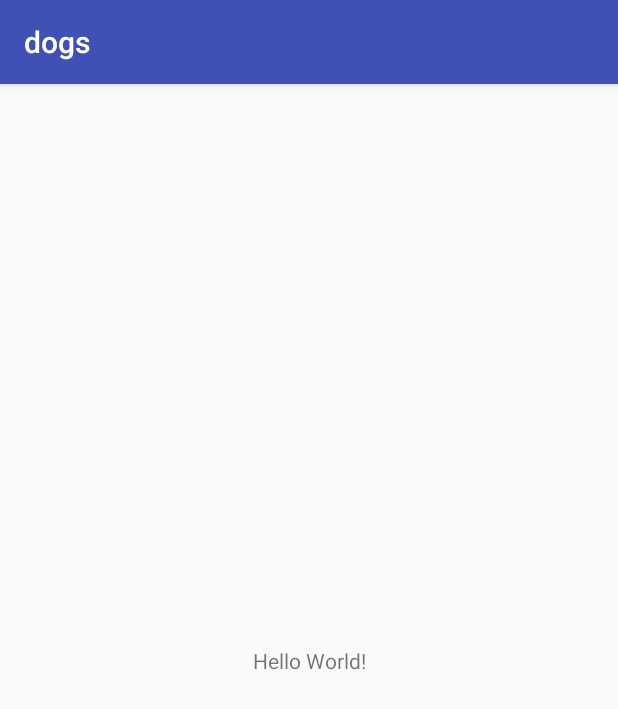
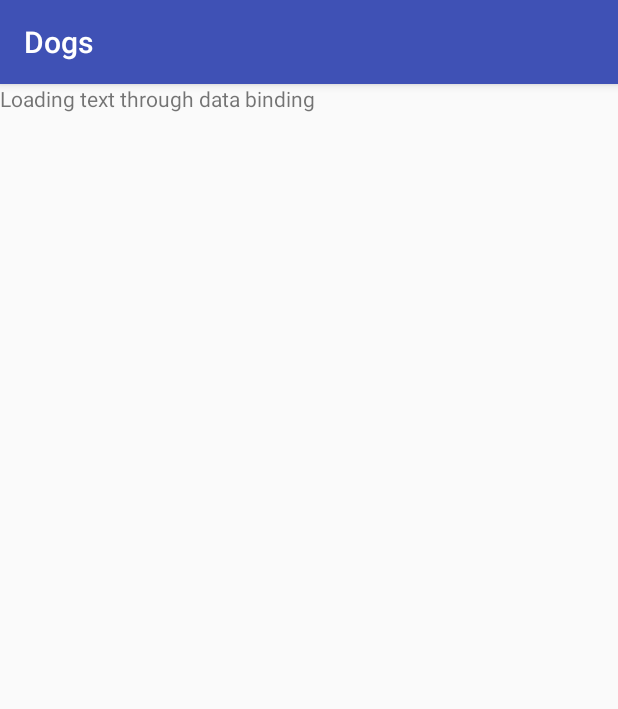
Before and after one commit to Dnl118/dogs, an Android app: the screen it shows after launch (MainActivity), on a phone screen of 412 x 824 dp. Shown: the top 709 px of the screen. Run offline under Robolectric (Android 15) with nearby library versions, the phone set to English and light mode, and no system bars; our stand-ins replace data binding.

Commit message:
Just a little test, loading text with data binding.

```diff
--- a/app/build.gradle
+++ b/app/build.gradle
@@ -45,6 +45,6 @@ dependencies {
     implementation 'com.github.bumptech.glide:glide:4.7.1'
     annotationProcessor 'com.github.bumptech.glide:compiler:4.7.1'
 
-    //Data Binding
+    // Data Binding
     kapt 'com.android.databinding:compiler:3.1.3'
 }
--- a/app/src/main/java/dogs/playground/dnl/dogs/MainActivity.kt
+++ b/app/src/main/java/dogs/playground/dnl/dogs/MainActivity.kt
@@ -1,12 +1,19 @@
 package dogs.playground.dnl.dogs
 
+import android.databinding.DataBindingUtil
 import android.support.v7.app.AppCompatActivity
 import android.os.Bundle
+import dogs.playground.dnl.dogs.databinding.ActivityMainBinding
 
 class MainActivity : AppCompatActivity() {
 
+    private lateinit var binding : ActivityMainBinding
+
     override fun onCreate(savedInstanceState: Bundle?) {
         super.onCreate(savedInstanceState)
-        setContentView(R.layout.activity_main)
+
+        binding = DataBindingUtil.setContentView(this, R.layout.activity_main)
+
+        binding.title.text = "Loading text through data binding"
     }
 }
--- a/app/src/main/res/layout/activity_main.xml
+++ b/app/src/main/res/layout/activity_main.xml
@@ -1,18 +1,18 @@
 <?xml version="1.0" encoding="utf-8"?>
-<android.support.constraint.ConstraintLayout xmlns:android="http://schemas.android.com/apk/res/android"
+<layout xmlns:android="http://schemas.android.com/apk/res/android"
     xmlns:app="http://schemas.android.com/apk/res-auto"
-    xmlns:tools="http://schemas.android.com/tools"
+    xmlns:tools="http://schemas.android.com/tools">
+
+    <android.support.constraint.ConstraintLayout
         android:layout_width="match_parent"
         android:layout_height="match_parent"
         tools:context=".MainActivity">
 
         <TextView
+            android:id="@+id/title"
             android:layout_width="wrap_content"
             android:layout_height="wrap_content"
-        android:text="Hello World!"
-        app:layout_constraintBottom_toBottomOf="parent"
-        app:layout_constraintLeft_toLeftOf="parent"
-        app:layout_constraintRight_toRightOf="parent"
-        app:layout_constraintTop_toTopOf="parent" />
+            android:text="@string/app_name" />
 
     </android.support.constraint.ConstraintLayout>
+</layout>
--- a/app/src/main/res/values/strings.xml
+++ b/app/src/main/res/values/strings.xml
@@ -1,3 +1,3 @@
 <resources>
-    <string name="app_name">dogs</string>
+    <string name="app_name">Dogs</string>
 </resources>
```
Lines whose indentation alone changed are shown as unchanged.
